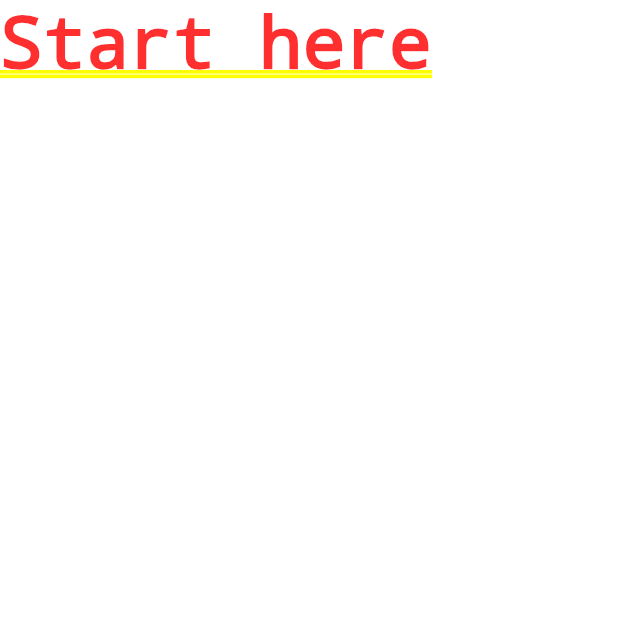
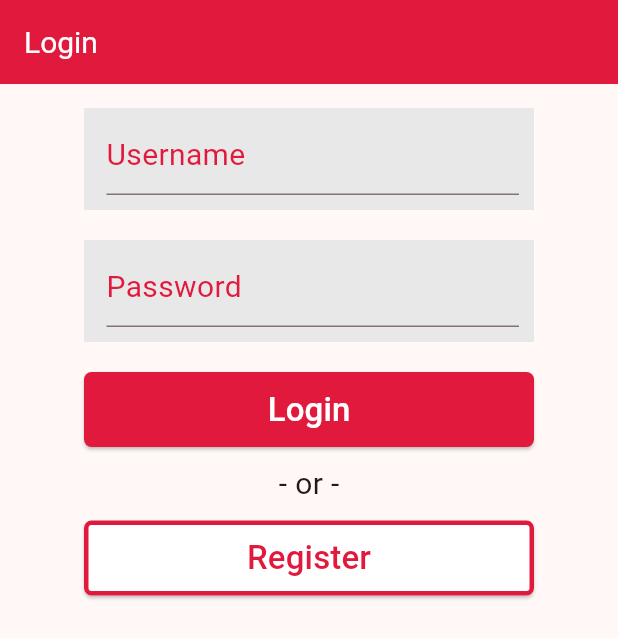
Before and after one commit to foivz/pop-app-flutter, a Flutter app: the screen it shows after launch, on a phone screen of 412 x 824 dp. Shown: the top 638 px of the screen. Run offline on Flutter 3.47's test engine with Material 2 defaults, Android fonts, the phone set to English and light mode, and no system bars.

Commit message:
Add base login screen. Need to add animations. Decided not to enable validation onUserInput.
#2

```diff
--- /dev/null
+++ b/lib/app.dart
@@ -0,0 +1,16 @@
+import 'package:flutter/material.dart';
+import 'package:pop_app/login_screen/login.dart';
+
+class AppRoot extends StatefulWidget {
+  const AppRoot({super.key});
+
+  @override
+  State<AppRoot> createState() => _AppRootState();
+}
+
+class _AppRootState extends State<AppRoot> {
+  @override
+  Widget build(BuildContext context) {
+    return const SafeArea(child: LoginHomepage());
+  }
+}
--- /dev/null
+++ b/lib/login_screen/login.dart
@@ -0,0 +1,189 @@
+import 'package:flutter/material.dart';
+import 'package:pop_app/myconstants.dart';
+
+class LoginHomepage extends StatefulWidget {
+  const LoginHomepage({super.key});
+  @override
+  State<LoginHomepage> createState() => _LoginHomepageState();
+}
+
+class _LoginHomepageState extends State<LoginHomepage> {
+  TextEditingController usernameController = TextEditingController();
+  TextEditingController passwordController = TextEditingController();
+  final GlobalKey<FormState> _formKey = GlobalKey<FormState>();
+
+  bool isUserFocused = false;
+  bool isPasswordFocused = false;
+
+  void setFocused(bool usernameFocusedState, passwordFocusedState) {
+    setState(() {
+      isUserFocused = usernameFocusedState;
+      isPasswordFocused = passwordFocusedState;
+    });
+  }
+
+  @override
+  Widget build(BuildContext context) {
+    return Scaffold(
+      appBar: AppBar(
+        title: const Text("Login"),
+      ),
+      body: SingleChildScrollView(
+        child: Padding(
+          padding: const EdgeInsets.all(16.0),
+          child: Form(
+            key: _formKey,
+            child: Column(
+              children: [
+                const Center(), // centers the widgets after it, do not remove
+                Container(
+                  alignment: Alignment.topLeft,
+                  color: MyConstants.textfieldBackground,
+                  width: MyConstants.textFieldWidth,
+                  padding: const EdgeInsets.fromLTRB(15, 10, 10, 10),
+                  child: Stack(children: [
+                    Align(
+                      alignment: Alignment.bottomLeft,
+                      heightFactor: _evaluate(isUserFocused, usernameController) ? 1.25 : 0.75,
+                      child: Text(
+                        'Username',
+                        style: TextStyle(
+                          color: _color(isUserFocused),
+                          fontSize: _evaluate(isUserFocused, usernameController) ? 20 : 10,
+                        ),
+                        textAlign: !isUserFocused ? TextAlign.center : TextAlign.left,
+                      ),
+                    ),
+                    TextFormField(
+                      decoration: InputDecoration(
+                        contentPadding: const EdgeInsets.fromLTRB(0, 15, 5, 5),
+                        suffixIcon: usernameController.text.isNotEmpty || isUserFocused
+                            ? IconButton(
+                                icon: const Icon(Icons.cancel),
+                                onPressed: () => setState(() {
+                                  usernameController.clear();
+                                }),
+                              )
+                            : null,
+                      ),
+                      controller: usernameController,
+                      validator: (value) {
+                        return value == null || value.isEmpty
+                            ? 'Please enter a valid username'
+                            : null;
+                      },
+                      onTap: () {
+                        setState(() {
+                          isUserFocused = true;
+                          isPasswordFocused = false;
+                        });
+                      },
+                    ),
+                  ]),
+                ),
+                const SizedBox(height: MyConstants.formInputSpacer),
+                Container(
+                  alignment: Alignment.topLeft,
+                  color: MyConstants.textfieldBackground,
+                  width: 300,
+                  padding: const EdgeInsets.fromLTRB(15, 10, 10, 10),
+                  child: Stack(children: [
+                    Align(
+                      alignment: Alignment.bottomLeft,
+                      heightFactor: _evaluate(isPasswordFocused, passwordController) ? 1.25 : 0.75,
+                      child: Text(
+                        'Password',
+                        style: TextStyle(
+                          color: _color(isPasswordFocused),
+                          fontSize: _evaluate(isPasswordFocused, passwordController) ? 20 : 10,
+                        ),
+                        textAlign: !isPasswordFocused ? TextAlign.center : TextAlign.left,
+                      ),
+                    ),
+                    TextFormField(
+                      decoration: InputDecoration(
+                        contentPadding: const EdgeInsets.fromLTRB(0, 15, 5, 5),
+                        suffixIcon: passwordController.text.isNotEmpty || isPasswordFocused
+                            ? IconButton(
+                                icon: const Icon(Icons.cancel),
+                                onPressed: () => setState(() {
+                                  passwordController.clear();
+                                }),
+                              )
+                            : null,
+                      ),
+                      controller: passwordController,
+                      validator: (value) {
+                        return value == null || value.isEmpty
+                            ? 'Please enter a valid password'
+                            : null;
+                      },
+                      onTap: () {
+                        setState(() {
+                          isPasswordFocused = true;
+                          isUserFocused = false;
+                        });
+                      },
+                    ),
+                  ]),
+                ),
+                const SizedBox(height: MyConstants.formInputSpacer),
+                ElevatedButton(
+                  style: ButtonStyle(
+                    fixedSize: MaterialStateProperty.all<Size>(
+                      const Size(MyConstants.textFieldWidth, MyConstants.submitButtonHeight),
+                    ),
+                    shape: MaterialStateProperty.all<OutlinedBorder>(
+                      RoundedRectangleBorder(borderRadius: BorderRadius.circular(5)),
+                    ),
+                    backgroundColor: MaterialStateProperty.all<Color>(
+                      MyConstants.red,
+                    ),
+                    overlayColor: MaterialStateProperty.all<Color>(MyConstants.accentColor),
+                  ),
+                  onPressed: () {},
+                  child: Text(
+                    'Login',
+                    style: TextStyle(
+                      color: Colors.white,
+                      fontSize: Theme.of(context).textTheme.titleLarge!.fontSize,
+                    ),
+                  ),
+                ),
+                const SizedBox(height: MyConstants.formInputSpacer / 2),
+                const Center(child: Text("- or -", style: TextStyle(fontSize: 20))),
+                const SizedBox(height: MyConstants.formInputSpacer / 2),
+                ElevatedButton(
+                  style: ButtonStyle(
+                    fixedSize: MaterialStateProperty.all<Size>(
+                      const Size(MyConstants.textFieldWidth, MyConstants.submitButtonHeight),
+                    ),
+                    shape: MaterialStateProperty.all<OutlinedBorder>(
+                      RoundedRectangleBorder(
+                        borderRadius: BorderRadius.circular(5),
+                        side: const BorderSide(color: MyConstants.red, width: 3),
+                      ),
+                    ),
+                    backgroundColor: MaterialStateProperty.all<Color>(Colors.white),
+                    overlayColor: MaterialStateProperty.all<Color>(MyConstants.accentColor),
+                  ),
+                  onPressed: () {},
+                  child: Text(
+                    'Register',
+                    style: TextStyle(
+                      color: MyConstants.red,
+                      fontSize: Theme.of(context).textTheme.titleLarge!.fontSize,
+                    ),
+                  ),
+                ),
+              ],
+            ),
+          ),
+        ),
+      ),
+    );
+  }
+
+  Color _color(bool condition) => condition ? MyConstants.accentColor : MyConstants.red;
+  bool _evaluate(bool focus, controller) => !focus && controller.text.isEmpty;
+}
--- a/lib/main.dart
+++ b/lib/main.dart
@@ -1,4 +1,6 @@
 import 'package:flutter/material.dart';
+import 'package:pop_app/login_screen/login.dart';
+import 'package:pop_app/myconstants.dart';
 
 void main() {
   runApp(const MyApp());
@@ -10,14 +12,22 @@ class MyApp extends StatelessWidget {
   @override
   Widget build(BuildContext context) {
     return MaterialApp(
-      title: 'Flutter Demo',
+      title: 'Pop app',
       theme: ThemeData(
+        appBarTheme: AppBarTheme(
+          color: MyConstants.red,
+          titleTextStyle: TextStyle(
+            color: Colors.white,
+            fontSize: Theme.of(context).textTheme.titleLarge!.fontSize,
+          ),
+        ),
         colorScheme: ColorScheme.fromSeed(
-            primary: const Color.fromRGBO(225, 25, 60, 1),
-            seedColor: const Color.fromRGBO(225, 25, 60, 1)),
+          primary: MyConstants.red,
+          seedColor: MyConstants.red,
+        ),
         useMaterial3: true,
       ),
-      home: const Text("Start here"),
+      home: const LoginHomepage(),
     );
   }
 }
--- /dev/null
+++ b/lib/myconstants.dart
@@ -0,0 +1,10 @@
+import 'dart:ui';
+
+class MyConstants {
+  static const Color red = Color.fromRGBO(225, 25, 60, 1);
+  static const Color textfieldBackground = Color(0xffe8e8e8);
+  static const Color accentColor = Color.fromARGB(255, 255, 207, 85);
+  static const double formInputSpacer = 20;
+  static const double textFieldWidth = 300;
+  static const double submitButtonHeight = 50;
+}
```
